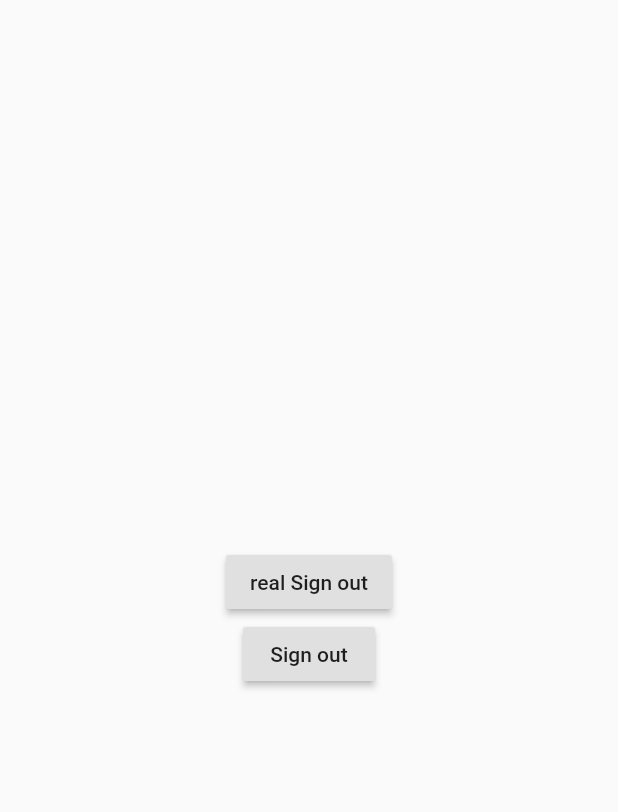
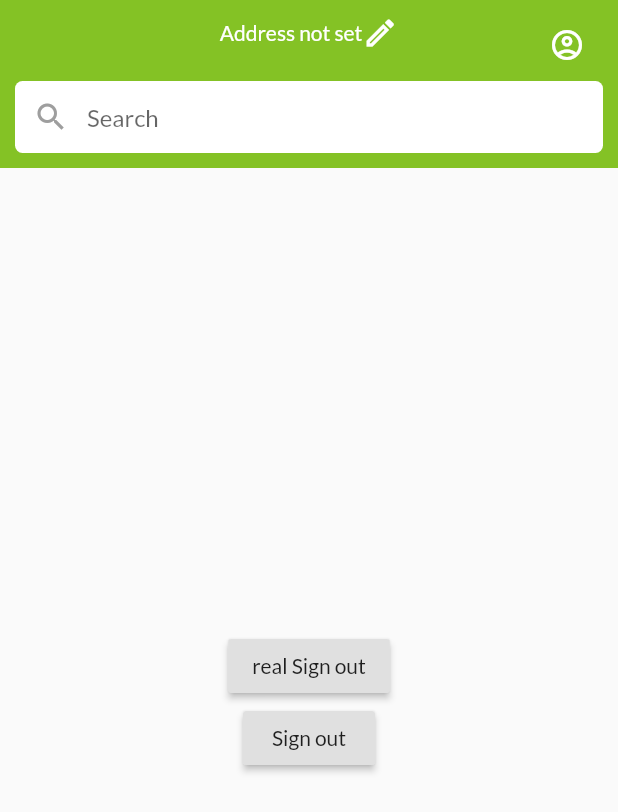
Before and after one commit to Samson-dirisu/Foodio, a Flutter app: the HomeScreen screen opened by its route, on a phone screen of 412 x 824 dp. Shown: the top 812 px of the screen. Run offline on Flutter 3.47's test engine with Material 2 defaults, Android fonts, the phone set to English and light mode, and no system bars; our stand-ins replace cloud_firestore, dots_indicator, firebase_auth, firebase_core, flutter_spinkit, geolocator and 2 more; missing offline and left inert: geocoder; accounts and stored records are empty.

Commit message:
app update

```diff
--- a/lib/main.dart
+++ b/lib/main.dart
@@ -30,7 +30,10 @@ class MyApp extends StatelessWidget {
   Widget build(BuildContext context) {
     return MaterialApp(
       debugShowCheckedModeBanner: false,
-      theme: ThemeData(primaryColor: Colors.deepOrangeAccent),
+      theme: ThemeData(
+        primaryColor: Color(0xff84c225),
+        fontFamily: "Lato"
+      ),
       initialRoute: SplashScreen.id,
       routes: {
         SplashScreen.id: (context) => SplashScreen(),
--- a/lib/screens/Home/home_screen.dart
+++ b/lib/screens/Home/home_screen.dart
@@ -2,16 +2,76 @@ import 'package:firebase_auth/firebase_auth.dart';
 import 'package:flutter/material.dart';
 import 'package:foodio/helper/navigator.dart';
 import 'package:foodio/providers/auth_provider.dart';
+import 'package:foodio/providers/location_provider.dart';
 import 'package:foodio/screens/welcome_screen.dart';
 import 'package:provider/provider.dart';
 
-class HomeScreen extends StatelessWidget {
+class HomeScreen extends StatefulWidget {
   static const String id = "home-screen";
+
+  @override
+  _HomeScreenState createState() => _HomeScreenState();
+}
+
+class _HomeScreenState extends State<HomeScreen> {
+  // variables
+  Nav _nav = Nav();
+
   @override
   Widget build(BuildContext context) {
+    //providers
     final authProvider = Provider.of<AuthProvider>(context);
-    Nav _nav = Nav();
+    final _locationProvider = Provider.of<LocationProvider>(context);
+
+    // load location stored in Share Preferences
+    _locationProvider.getPrefs();
+
     return Scaffold(
+      appBar: AppBar(
+        elevation: 0.0,
+        centerTitle: true,
+        leading: Container(),
+        title: FlatButton(
+          child: Row(
+            mainAxisSize: MainAxisSize.min,
+            children: [
+              Text(_locationProvider.location ?? "Address not set",
+                  overflow: TextOverflow.ellipsis,
+                  style: TextStyle(color: Colors.white)),
+              Icon(Icons.edit_outlined, color: Colors.white),
+            ],
+          ),
+          onPressed: null,
+        ),
+        actions: [
+          Padding(
+            padding: const EdgeInsets.all(10.0),
+            child: IconButton(
+              icon: Icon(Icons.account_circle_outlined, color: Colors.white),
+              onPressed: () {},
+            ),
+          )
+        ],
+        bottom: PreferredSize(
+          preferredSize: Size.fromHeight(56),
+          child: Padding(
+            padding: const EdgeInsets.all(10.0),
+            child: TextField(
+              decoration: InputDecoration(
+                border: OutlineInputBorder(
+                  borderRadius: BorderRadius.circular(5),
+                  borderSide: BorderSide.none,
+                ),
+                hintText: "Search",
+                prefixIcon: Icon(Icons.search, color: Colors.grey),
+                contentPadding: EdgeInsets.zero,
+                filled: true,
+                fillColor: Colors.white,
+              ),
+            ),
+          ),
+        ),
+      ),
       body: Center(
         child: Column(
           mainAxisSize: MainAxisSize.min,
--- a/lib/screens/splash_screen.dart
+++ b/lib/screens/splash_screen.dart
@@ -2,7 +2,6 @@ import 'dart:async';
 
 import 'package:firebase_auth/firebase_auth.dart';
 import 'package:flutter/material.dart';
-import 'package:foodio/helper/navigator.dart';
 import 'package:foodio/screens/welcome_screen.dart';
 
 import 'Home/home_screen.dart';
@@ -14,8 +13,9 @@ class SplashScreen extends StatefulWidget {
 }
 
 class _SplashScreenState extends State<SplashScreen> {
-  Nav _nav = Nav();
   Timer _timer;
+
+  // what should be done before any widget
   @override
   void initState() {
     _timer = Timer(
@@ -34,6 +34,7 @@ class _SplashScreenState extends State<SplashScreen> {
     super.initState();
   }
 
+  // dispose timer to avoid conflict
   @override
   void dispose() {
     if (_timer != null) {
--- a/lib/screens/welcome_screen.dart
+++ b/lib/screens/welcome_screen.dart
@@ -209,7 +209,7 @@ class _WelcomeScreenState extends State<WelcomeScreen> {
                                   "SET DELIVERY LOCATION",
                                   style: TextStyle(color: Colors.white),
                                 ),
-                          color: Colors.deepOrangeAccent),
+                                color: Theme.of(context).primaryColor,),
                     ),
                   ],
                 ),
@@ -245,7 +245,7 @@ class _WelcomeScreenState extends State<WelcomeScreen> {
                 onPressed: () {},
                 child: Text(
                   "Skip",
-                  style: TextStyle(color: Colors.deepOrangeAccent),
+                  style: TextStyle(color: Theme.of(context).primaryColor),
                 ),
               ),
             ),
--- a/lib/services/user_service.dart
+++ b/lib/services/user_service.dart
@@ -1,6 +1,4 @@
 import 'package:cloud_firestore/cloud_firestore.dart';
-import 'package:flutter/widgets.dart';
-import 'package:foodio/models/user_model.dart';
 
 class UserServices {
   String collection = "users";
--- a/lib/widgets/onboarding_screen.dart
+++ b/lib/widgets/onboarding_screen.dart
@@ -67,7 +67,7 @@ class _OnboardingScreenState extends State<OnboardingScreen> {
                 activeShape: RoundedRectangleBorder(
                   borderRadius: BorderRadius.circular(5.0),
                 ),
-                activeColor: Colors.deepOrangeAccent),
+                activeColor: Theme.of(context).primaryColor),
           ),
           SizedBox(height: 20.0),
         ],
```
Also changed, not shown: lib/providers/auth_provider.dart (+22 -24 lines), lib/providers/location_provider.dart (+25 -0 lines), lib/screens/Authentication_Screens/login_screen.dart (+11 -6 lines), lib/screens/map_screen.dart (+26 -8 lines), pubspec.yaml (+11 -0 lines), fonts/Anton-Regular.ttf (added), fonts/Lato-Bold.ttf (added), fonts/Lato-Regular.ttf (added), pubspec.lock.
